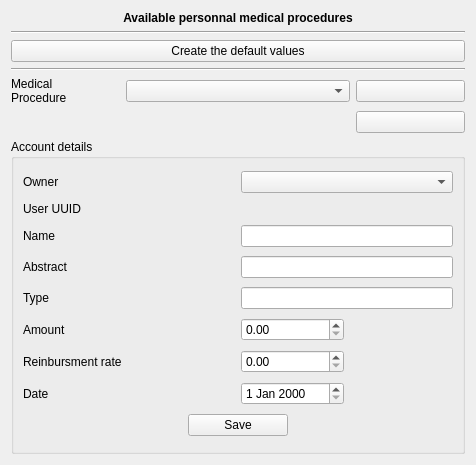
Before: the Qt Designer form plugins/accountplugin/preferences/medicalprocedurepage.ui in FreeHealth/freehealth, drawn with Qt 5.
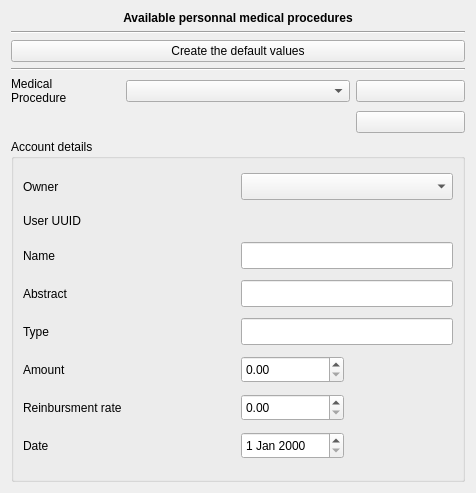
After: the same form once the commit is applied.

Diff of the .ui file:
```diff
--- a/plugins/accountplugin/preferences/medicalprocedurepage.ui
+++ b/plugins/accountplugin/preferences/medicalprocedurepage.ui
@@ -7,7 +7,7 @@
     <x>0</x>
     <y>0</y>
     <width>476</width>
-    <height>465</height>
+    <height>493</height>
    </rect>
   </property>
   <property name="sizePolicy">
@@ -59,7 +59,14 @@
        </widget>
       </item>
       <item row="3" column="2" colspan="2">
-       <widget class="QLineEdit" name="name"/>
+       <widget class="QLineEdit" name="name">
+        <property name="minimumSize">
+         <size>
+          <width>0</width>
+          <height>27</height>
+         </size>
+        </property>
+       </widget>
       </item>
       <item row="4" column="0" colspan="2">
        <widget class="QLabel" name="abstractLabel">
@@ -72,7 +79,14 @@
        </widget>
       </item>
       <item row="4" column="2" colspan="2">
-       <widget class="QLineEdit" name="abstractEdit"/>
+       <widget class="QLineEdit" name="abstractEdit">
+        <property name="minimumSize">
+         <size>
+          <width>0</width>
+          <height>27</height>
+         </size>
+        </property>
+       </widget>
       </item>
       <item row="1" column="0" colspan="2">
        <widget class="QLabel" name="ownerLabel">
@@ -95,7 +109,14 @@
        </widget>
       </item>
       <item row="5" column="2" colspan="2">
-       <widget class="QLineEdit" name="type"/>
+       <widget class="QLineEdit" name="type">
+        <property name="minimumSize">
+         <size>
+          <width>0</width>
+          <height>27</height>
+         </size>
+        </property>
+       </widget>
       </item>
       <item row="6" column="0">
        <widget class="QLabel" name="amountLabel">
@@ -108,10 +129,24 @@
        </widget>
       </item>
       <item row="6" column="2">
-       <widget class="QDoubleSpinBox" name="amountSpin"/>
+       <widget class="QDoubleSpinBox" name="amountSpin">
+        <property name="minimumSize">
+         <size>
+          <width>0</width>
+          <height>27</height>
+         </size>
+        </property>
+       </widget>
       </item>
       <item row="1" column="2" colspan="2">
-       <widget class="QComboBox" name="ownersComboBox"/>
+       <widget class="QComboBox" name="ownersComboBox">
+        <property name="minimumSize">
+         <size>
+          <width>0</width>
+          <height>27</height>
+         </size>
+        </property>
+       </widget>
       </item>
       <item row="2" column="2" colspan="2">
        <widget class="QLabel" name="userUidLabel">
@@ -121,6 +156,12 @@
           <verstretch>0</verstretch>
          </sizepolicy>
         </property>
+        <property name="minimumSize">
+         <size>
+          <width>0</width>
+          <height>20</height>
+         </size>
+        </property>
         <property name="text">
          <string/>
         </property>
@@ -144,7 +185,14 @@
        </widget>
       </item>
       <item row="7" column="2">
-       <widget class="QDoubleSpinBox" name="rateSpin"/>
+       <widget class="QDoubleSpinBox" name="rateSpin">
+        <property name="minimumSize">
+         <size>
+          <width>0</width>
+          <height>27</height>
+         </size>
+        </property>
+       </widget>
       </item>
       <item row="9" column="0">
        <widget class="QLabel" name="dateLabel">
@@ -157,24 +205,14 @@
        </widget>
       </item>
       <item row="9" column="2">
-       <widget class="QDateEdit" name="dateEdit"/>
-      </item>
-      <item row="11" column="0" colspan="4">
-       <layout class="QHBoxLayout" name="horizontalLayout">
-        <item>
-         <widget class="QPushButton" name="save">
-          <property name="maximumSize">
-           <size>
-            <width>100</width>
-            <height>16777215</height>
-           </size>
-          </property>
-          <property name="text">
-           <string>Save</string>
-          </property>
-         </widget>
-        </item>
-       </layout>
+       <widget class="QDateEdit" name="dateEdit">
+        <property name="minimumSize">
+         <size>
+          <width>0</width>
+          <height>27</height>
+         </size>
+        </property>
+       </widget>
       </item>
      </layout>
     </widget>
```
